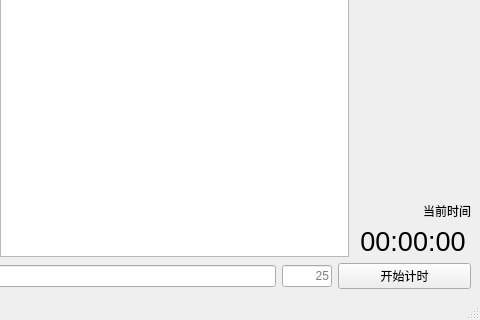
Above: mainwindow.ui from DKLost/SpendTime before the change; both pictures show x 720 to 1200 and y 580 to 900 of the 1200 by 900 pixel window. Below: the same form after it.
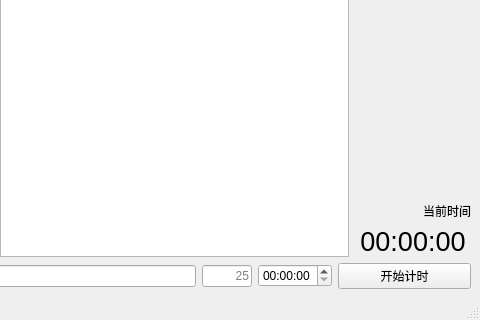
That is the form after the change. Custom widgets are drawn as their Qt base class.

What changed in the file:
```diff
--- a/mainwindow.ui
+++ b/mainwindow.ui
@@ -359,6 +359,13 @@
         </property>
        </widget>
       </item>
+      <item>
+       <widget class="QTimeEdit" name="shotTtimeEdit">
+        <property name="displayFormat">
+         <string>hh:mm:ss</string>
+        </property>
+       </widget>
+      </item>
       <item>
        <widget class="QPushButton" name="timerButton">
         <property name="enabled">
```
Left out of the diff: 24 changed lines with no effect on the pictures.
